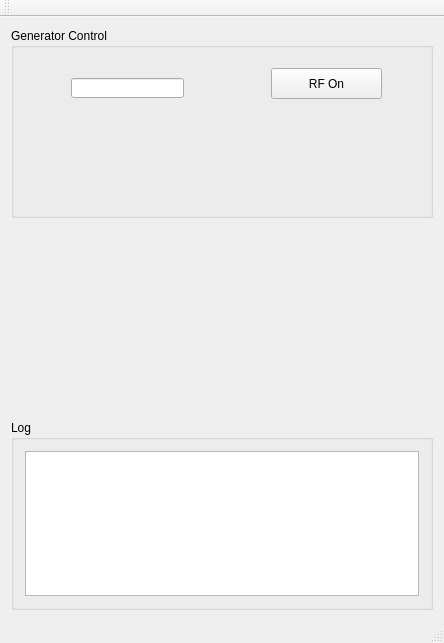
First picture: the form in mainwindow.ui, repository TripletESR/DNP100GHz, before the edit.
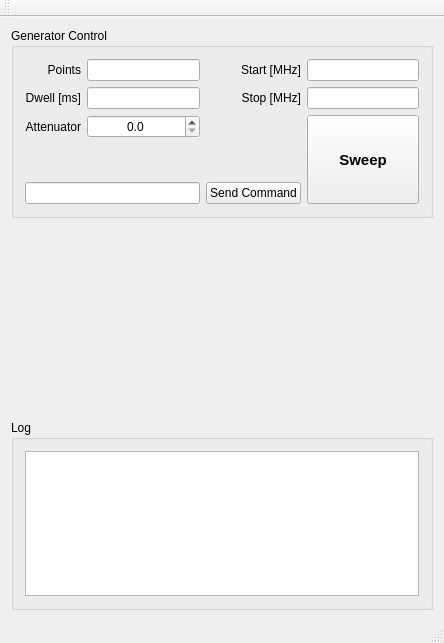
Second picture: the form after the edit. Custom widgets are drawn as their Qt base class.

Commit message: basic Interface

```diff
--- a/mainwindow.ui
+++ b/mainwindow.ui
@@ -14,41 +14,136 @@
    <string>DNP 100GHz</string>
   </property>
   <widget class="QWidget" name="centralWidget">
-   <layout class="QGridLayout" name="gridLayout_2" rowstretch="1,1,1">
-    <item row="0" column="0">
+   <layout class="QVBoxLayout" name="verticalLayout" stretch="1,1,1">
+    <item>
      <widget class="QGroupBox" name="groupBox_Control">
       <property name="title">
        <string>Generator Control</string>
       </property>
-      <widget class="QPushButton" name="pushButton_RFonoff">
-       <property name="geometry">
-        <rect>
-         <x>260</x>
-         <y>40</y>
-         <width>111</width>
-         <height>31</height>
-        </rect>
-       </property>
-       <property name="text">
-        <string>RF On</string>
-       </property>
-      </widget>
-      <widget class="QLineEdit" name="lineEdit">
-       <property name="geometry">
-        <rect>
-         <x>60</x>
-         <y>50</y>
-         <width>113</width>
-         <height>20</height>
-        </rect>
-       </property>
-      </widget>
+      <layout class="QGridLayout" name="gridLayout_2" columnstretch="1,2,1,2">
+       <item row="0" column="2">
+        <widget class="QLabel" name="label_2">
+         <property name="text">
+          <string>Start [MHz]</string>
+         </property>
+         <property name="alignment">
+          <set>Qt::AlignRight|Qt::AlignTrailing|Qt::AlignVCenter</set>
+         </property>
+        </widget>
+       </item>
+       <item row="3" column="0">
+        <widget class="QLabel" name="label_4">
+         <property name="text">
+          <string>Dwell [ms]</string>
+         </property>
+         <property name="alignment">
+          <set>Qt::AlignRight|Qt::AlignTrailing|Qt::AlignVCenter</set>
+         </property>
+        </widget>
+       </item>
+       <item row="3" column="1">
+        <widget class="QLineEdit" name="lineEdit_Dwell"/>
+       </item>
+       <item row="0" column="1">
+        <widget class="QLineEdit" name="lineEdit_Points"/>
+       </item>
+       <item row="0" column="0">
+        <widget class="QLabel" name="label">
+         <property name="text">
+          <string>Points</string>
+         </property>
+         <property name="alignment">
+          <set>Qt::AlignRight|Qt::AlignTrailing|Qt::AlignVCenter</set>
+         </property>
+        </widget>
+       </item>
+       <item row="0" column="3">
+        <widget class="QLineEdit" name="lineEdit_Start"/>
+       </item>
+       <item row="3" column="2">
+        <widget class="QLabel" name="label_3">
+         <property name="text">
+          <string>Stop [MHz]</string>
+         </property>
+         <property name="alignment">
+          <set>Qt::AlignRight|Qt::AlignTrailing|Qt::AlignVCenter</set>
+         </property>
+        </widget>
+       </item>
+       <item row="3" column="3">
+        <widget class="QLineEdit" name="lineEdit_Stop"/>
+       </item>
+       <item row="4" column="0">
+        <widget class="QLabel" name="label_5">
+         <property name="text">
+          <string>Attenuator</string>
+         </property>
+         <property name="alignment">
+          <set>Qt::AlignRight|Qt::AlignTrailing|Qt::AlignVCenter</set>
+         </property>
+        </widget>
+       </item>
+       <item row="4" column="1">
+        <widget class="QDoubleSpinBox" name="doubleSpinBox">
+         <property name="alignment">
+          <set>Qt::AlignCenter</set>
+         </property>
+         <property name="decimals">
+          <number>1</number>
+         </property>
+         <property name="maximum">
+          <double>31.500000000000000</double>
+         </property>
+         <property name="singleStep">
+          <double>0.500000000000000</double>
+         </property>
+        </widget>
+       </item>
+       <item row="6" column="2">
+        <widget class="QPushButton" name="pushButton_SendCommand">
+         <property name="text">
+          <string>Send Command</string>
+         </property>
+        </widget>
+       </item>
+       <item row="6" column="0" colspan="2">
+        <widget class="QLineEdit" name="lineEdit"/>
+       </item>
+       <item row="4" column="3" rowspan="3">
+        <widget class="QPushButton" name="pushButton_RFonoff">
+         <property name="sizePolicy">
+          <sizepolicy hsizetype="Preferred" vsizetype="Preferred">
+           <horstretch>30</horstretch>
+           <verstretch>30</verstretch>
+          </sizepolicy>
+         </property>
+         <property name="minimumSize">
+          <size>
+           <width>80</width>
+           <height>30</height>
+          </size>
+         </property>
+         <property name="font">
+          <font>
+           <pointsize>11</pointsize>
+           <weight>75</weight>
+           <bold>true</bold>
+          </font>
+         </property>
+         <property name="text">
+          <string>Sweep</string>
+         </property>
+        </widget>
+       </item>
+      </layout>
      </widget>
     </item>
-    <item row="1" column="0">
-     <widget class="QCustomPlot" name="powerPlot" native="true"/>
+    <item>
+     <widget class="QCustomPlot" name="powerPlot" native="true">
+      <zorder>groupBox_Control</zorder>
+     </widget>
     </item>
-    <item row="2" column="0">
+    <item>
      <widget class="QGroupBox" name="groupBox_Log">
       <property name="title">
        <string>Log</string>
```
The commit also changes 1 other file.
